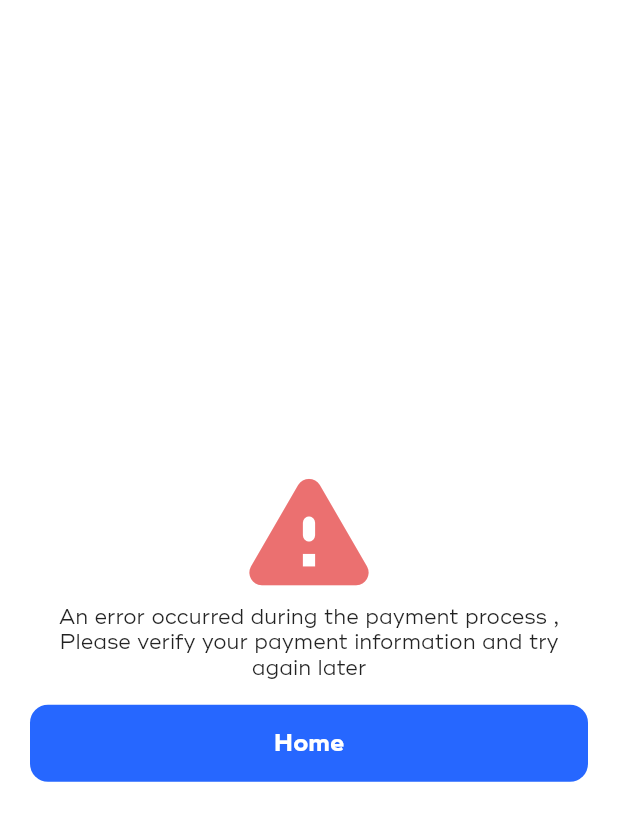
After one commit to abdelhamidkaram/drop, a Flutter app: the PaymentCallBackScreen screen opened directly, on a phone screen of 412 x 824 dp. The commit adds this screen. Shown: the top 821 px of the screen. Run offline on Flutter 3.47's test engine with Material 2 defaults, Android fonts, the phone set to English and light mode, and no system bars; our stand-ins replace bloc, cloud_firestore, dartz, dio, equatable, extended_image and 19 more; missing offline and left inert: flutter_facebook_auth; accounts and stored records are empty; project files that could hold a hidden picture were left out.

Commit message:
25-3-2023 finish payment integrations

```diff
--- a/lib/app.dart
+++ b/lib/app.dart
@@ -12,6 +12,7 @@ import 'features/auth/presentation/cubits/auth_cubit.dart';
 import 'features/auth/presentation/screens/profile/bloc/cubit.dart';
 import 'features/auth/presentation/screens/profile/bloc/state.dart';
 import 'features/home/features/top_notifications/presentation/cubit/topnotifications_cubit.dart';
+import 'features/payment/presentation/bloc/payment_cubit.dart';
 
 class DropApp extends StatelessWidget {
   const DropApp({Key? key}) : super(key: key);
@@ -44,7 +45,8 @@ class DropApp extends StatelessWidget {
               BlocProvider(
                 create: (context) => TopNotificationsCubit()
                     ..getLastEvent()
-                    ..getLastAppomintment(),)
+                    ..getLastAppomintment(),),
+              BlocProvider(create: (context) => PaymentCubit(),),
             ],
             child: BlocConsumer<ProfileCubit, ProfileStates>(
               listener: (context, state) =>
--- a/lib/core/utils/components/app_buttons.dart
+++ b/lib/core/utils/components/app_buttons.dart
@@ -53,12 +53,15 @@ class AppButtonBlue extends StatelessWidget {
 
   final VoidCallback onTap;
   final double? height;
+  final bool isLoad;
 
   const AppButtonBlue({
     Key? key,
     required this.text,
     required this.onTap,
     this.height,
+    this.isLoad = false
+
   }) : super(key: key);
 
   @override
@@ -72,7 +75,7 @@ class AppButtonBlue extends StatelessWidget {
           borderRadius: BorderRadius.circular(12),
         ),
         child: Center(
-            child: Text(
+            child: isLoad ? CircularProgressIndicator() :Text(
           text,
           style: Theme.of(context).textTheme.headlineSmall!.copyWith(
                 color: AppColors.white,
--- a/lib/features/payment/presentation/bloc/payment_state.dart
+++ b/lib/features/payment/presentation/bloc/payment_state.dart
@@ -62,3 +62,19 @@ class PaymentGetFinalTokenCardError extends PaymentState {
   @override
   List<Object> get props => [error];
 }
+
+
+class PaymentCallBackLoading extends PaymentState {
+  @override
+  List<Object> get props => [];
+}
+
+class PaymentCallBackSuccess extends PaymentState {
+  @override
+  List<Object> get props => [];
+}
+
+class PaymentCallBackError extends PaymentState {
+  @override
+  List<Object> get props => [];
+}
--- /dev/null
+++ b/lib/features/payment/presentation/pages/payment_callback_screen.dart
@@ -0,0 +1,48 @@
+import 'package:dropeg/config/route/app_route.dart';
+import 'package:dropeg/core/utils/app_colors.dart';
+import 'package:dropeg/core/utils/components/app_buttons.dart';
+import 'package:dropeg/features/payment/presentation/bloc/payment_cubit.dart';
+import 'package:flutter/material.dart';
+import 'package:flutter_bloc/flutter_bloc.dart';
+
+class PaymentCallBackScreen extends StatefulWidget {
+  final bool paymentSuccessAndSendOrderToServerNotSuccess;
+  const PaymentCallBackScreen({Key? key , this.paymentSuccessAndSendOrderToServerNotSuccess = false}) : super(key: key);
+
+  @override
+  State<PaymentCallBackScreen> createState() => _PaymentCallBackScreenState();
+}
+
+class _PaymentCallBackScreenState extends State<PaymentCallBackScreen> {
+  @override
+  Widget build(BuildContext context) {
+    return BlocConsumer<PaymentCubit, PaymentState>(
+      listener: (context, state) =>PaymentCubit(),
+      builder: (context, state) {
+        return Scaffold(
+          body: SafeArea(
+            child: Padding(
+              padding: const EdgeInsets.all(20.0),
+              child: Center(
+                child:(state is PaymentCallBackSuccess)
+                    ? Text( widget.paymentSuccessAndSendOrderToServerNotSuccess ? "Your payment was successful, but your request was not completed, please contact support": "success" )
+                    : Center(child: Column(
+                  mainAxisSize: MainAxisSize.min,
+                      children: [
+                        Icon(Icons.warning_rounded , size: 100,color: AppColors.red),
+                        Text("An error occurred during the payment process , Please verify your payment information and try again later" , textAlign: TextAlign.center),
+                        SizedBox(height: 16.0,),
+                        AppButtonBlue(text: "Home", onTap: (){
+                          Navigator.pushReplacementNamed(context, AppRouteStrings.home);
+                        }),
+                      ],
+
+                    )),
+              ),
+            ),
+          ),
+        );
+      },
+    );
+  }
+}
```
Also changed, not shown: lib/core/utils/components/web_view.dart (+26 -6 lines), lib/features/home/presentation/screens/home_screen.dart (+1 -15 lines), lib/features/order/presentation/pages/checkoute/check_out_screen.dart (+55 -10 lines), lib/features/order/presentation/pages/checkoute/payment_info_view.dart (+11 -12 lines), lib/features/payment/presentation/bloc/payment_cubit.dart (+140 -65 lines), lib/features/payment/presentation/pages/visa_web_view.dart (+17 -2 lines).
